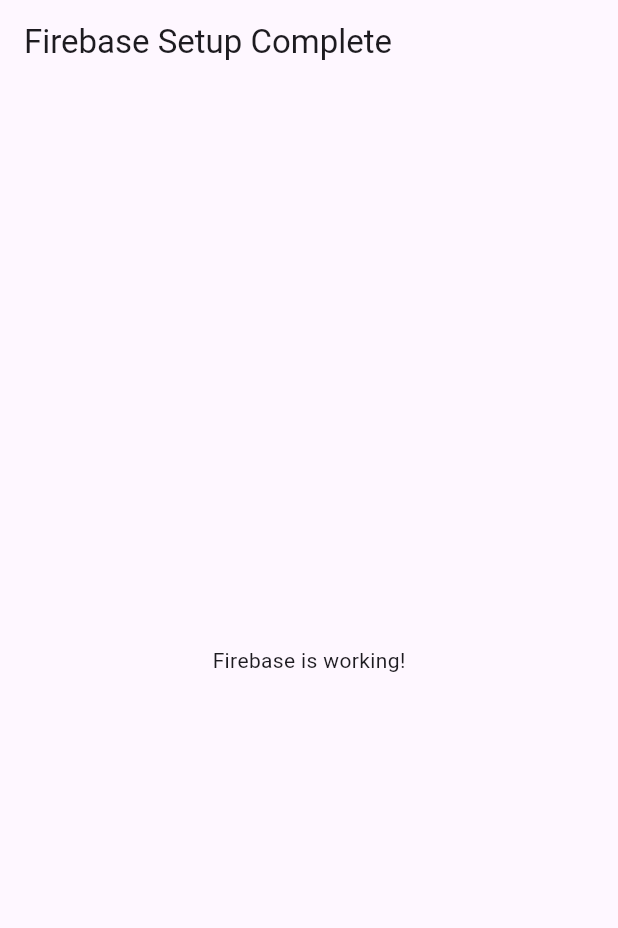
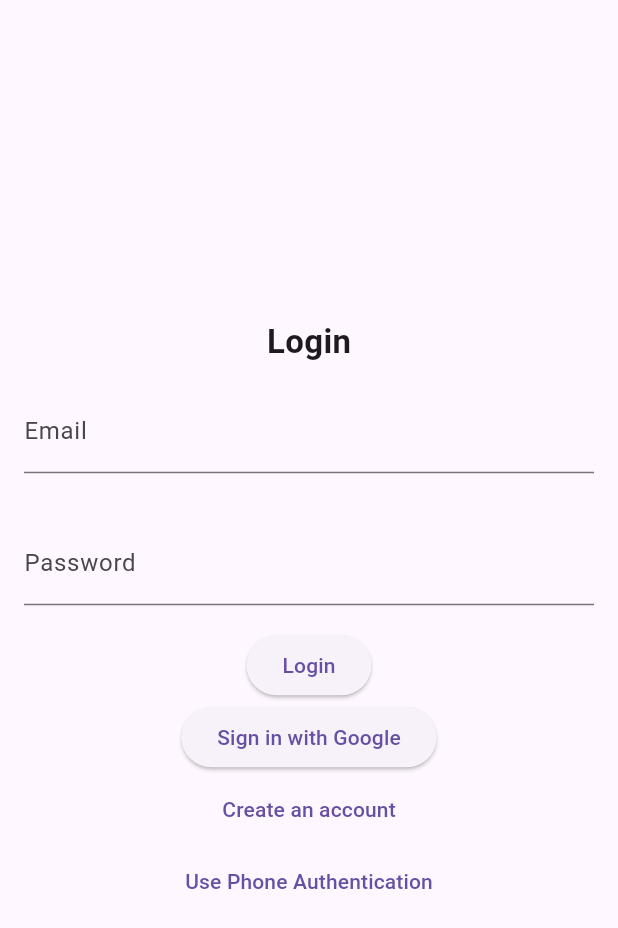
Before and after one commit to Ranitpal-003-07/ROOMLOO, a Flutter app: the screen it shows after launch, on a phone screen of 412 x 824 dp. Shown: the top 928 px of the screen. Run offline on Flutter 3.47's test engine with Material 3 defaults, Android fonts, the phone set to English and light mode, and no system bars; our stand-ins replace firebase_auth, firebase_core, google_sign_in; accounts and stored records are empty.

Commit message:
Updated Files

```diff
--- a/roomloo/lib/main.dart
+++ b/roomloo/lib/main.dart
@@ -1,9 +1,15 @@
+
+import 'package:flutter/material.dart';
 import 'package:firebase_core/firebase_core.dart';
-import 'package:flutter/material.dart';
+import 'package:provider/provider.dart';
+import 'providers/auth_provider.dart';
+import 'screens/auth_screen.dart';
+import 'screens/home_screen.dart';
 
 void main() async {
   WidgetsFlutterBinding.ensureInitialized();
-  await Firebase.initializeApp();
+  await Firebase.initializeApp(); // Ensure Firebase is initialized
+
   runApp(MyApp());
 }
 
@@ -12,10 +18,17 @@ class MyApp extends StatelessWidget {
 
   @override
   Widget build(BuildContext context) {
-    return MaterialApp(
-      home: Scaffold(
-        appBar: AppBar(title: Text("Firebase Setup Complete")),
-        body: Center(child: Text("Firebase is working!")),
+    return MultiProvider(
+      providers: [
+        ChangeNotifierProvider(create: (context) => AuthProvider()),
+      ],
+      child: Consumer<AuthProvider>(
+        builder: (context, authProvider, child) {
+          return MaterialApp(
+            debugShowCheckedModeBanner: false,
+            home: authProvider.user != null ? HomeScreen() : AuthScreen(),
+          );
+        },
       ),
     );
   }
--- /dev/null
+++ b/roomloo/lib/providers/auth_provider.dart
@@ -0,0 +1,85 @@
+// ignore_for_file: avoid_print
+
+import 'package:firebase_auth/firebase_auth.dart';
+import 'package:google_sign_in/google_sign_in.dart';
+import 'package:flutter/material.dart';
+
+class AuthProvider extends ChangeNotifier {
+  final FirebaseAuth _auth = FirebaseAuth.instance;
+  User? _user;
+
+  User? get user => _user;
+
+  AuthProvider() {
+    _auth.authStateChanges().listen((User? user) {
+      _user = user;
+      notifyListeners();
+    });
+  }
+
+  /// 🔑 Email & Password Signup
+  Future<void> signUpWithEmail(String email, String password) async {
+    try {
+      await _auth.createUserWithEmailAndPassword(email: email, password: password);
+    } catch (e) {
+      print("Signup Error: $e");
+    }
+  }
+
+  /// 🔑 Email & Password Login
+  Future<void> loginWithEmail(String email, String password) async {
+    try {
+      await _auth.signInWithEmailAndPassword(email: email, password: password);
+    } catch (e) {
+      print("Login Error: $e");
+    }
+  }
+
+  /// 🔑 Google Sign-In
+  Future<void> signInWithGoogle() async {
+    try {
+      final GoogleSignIn googleSignIn = GoogleSignIn();
+      final GoogleSignInAccount? googleUser = await googleSignIn.signIn();
+      if (googleUser == null) return;
+
+      final GoogleSignInAuthentication googleAuth = await googleUser.authentication;
+      final AuthCredential credential = GoogleAuthProvider.credential(
+        accessToken: googleAuth.accessToken,
+        idToken: googleAuth.idToken,
+      );
+
+      await _auth.signInWithCredential(credential);
+    } catch (e) {
+      print("Google Sign-In Error: $e");
+    }
+  }
+
+  Future<void> verifyPhoneNumber(
+      String phoneNumber, Function(String, int?) onCodeSent) async {
+    await _auth.verifyPhoneNumber(
+      phoneNumber: phoneNumber,
+      verificationCompleted: (PhoneAuthCredential credential) async {
+        await _auth.signInWithCredential(credential);
+      },
+      verificationFailed: (FirebaseAuthException e) {
+        print("Phone Verification Failed: $e");
+      },
+      codeSent: (String verificationId, int? resendToken) {
+        onCodeSent(verificationId, resendToken);
+      },
+      codeAutoRetrievalTimeout: (String verificationId) {},
+    );
+  }
+
+  Future<void> signInWithOTP(String verificationId, String smsCode) async {
+    final AuthCredential credential = PhoneAuthProvider.credential(
+      verificationId: verificationId,
+      smsCode: smsCode,
+    );
+    await _auth.signInWithCredential(credential);
+  }
+
+  Future<void> logout() async {
+    await _auth.signOut();
+  }
+}
--- /dev/null
+++ b/roomloo/lib/screens/auth_screen.dart
@@ -0,0 +1,119 @@
+// ignore_for_file: use_build_context_synchronously
+
+import 'package:flutter/material.dart';
+import 'package:provider/provider.dart';
+import '../providers/auth_provider.dart';
+import 'home_screen.dart';
+
+class AuthScreen extends StatefulWidget {
+  const AuthScreen({super.key});
+
+  @override
+  // ignore: library_private_types_in_public_api
+  _AuthScreenState createState() => _AuthScreenState();
+}
+
+class _AuthScreenState extends State<AuthScreen> {
+  final _emailController = TextEditingController();
+  final _passwordController = TextEditingController();
+  final _phoneController = TextEditingController();
+  final _otpController = TextEditingController();
+  bool isLogin = true;
+  bool isPhoneAuth = false;
+  String verificationId = '';
+
+  @override
+  Widget build(BuildContext context) {
+    final authProvider = Provider.of<AuthProvider>(context);
+
+    return Scaffold(
+      body: Center(
+        child: Column(
+          mainAxisAlignment: MainAxisAlignment.center,
+          children: [
+            if (!isPhoneAuth) ...[
+              Text(isLogin ? "Login" : "Sign Up", style: TextStyle(fontSize: 22, fontWeight: FontWeight.bold)),
+              Padding(
+                padding: EdgeInsets.all(16.0),
+                child: TextField(controller: _emailController, decoration: InputDecoration(labelText: "Email")),
+              ),
+              Padding(
+                padding: EdgeInsets.all(16.0),
+                child: TextField(controller: _passwordController, obscureText: true, decoration: InputDecoration(labelText: "Password")),
+              ),
+              ElevatedButton(
+                onPressed: () async {
+                  if (isLogin) {
+                    await authProvider.loginWithEmail(_emailController.text, _passwordController.text);
+                  } else {
+                    await authProvider.signUpWithEmail(_emailController.text, _passwordController.text);
+                  }
+                  if (authProvider.user != null) {
+                    Navigator.pushReplacement(context, MaterialPageRoute(builder: (_) => HomeScreen()));
+                  }
+                },
+                child: Text(isLogin ? "Login" : "Sign Up"),
+              ),
+              ElevatedButton(
+                onPressed: () async {
+                  await authProvider.signInWithGoogle();
+                  if (authProvider.user != null) {
+                    Navigator.pushReplacement(context, MaterialPageRoute(builder: (_) => HomeScreen()));
+                  }
+                },
+                child: Text("Sign in with Google"),
+              ),
+              TextButton(
+                onPressed: () {
+                  setState(() {
+                    isLogin = !isLogin;
+                  });
+                },
+                child: Text(isLogin ? "Create an account" : "Already have an account? Login"),
+              ),
+            ] else ...[
+              Text("Phone Authentication", style: TextStyle(fontSize: 22, fontWeight: FontWeight.bold)),
+              Padding(
+                padding: EdgeInsets.all(16.0),
+                child: TextField(controller: _phoneController, decoration: InputDecoration(labelText: "Phone Number")),
+              ),
+              ElevatedButton(
+                onPressed: () async {
+                  await authProvider.verifyPhoneNumber(_phoneController.text, (verId, token) {
+                    setState(() {
+                      verificationId = verId;
+                    });
+                  });
+                },
+                child: Text("Send OTP"),
+              ),
+              if (verificationId.isNotEmpty) ...[
+                Padding(
+                  padding: EdgeInsets.all(16.0),
+                  child: TextField(controller: _otpController, decoration: InputDecoration(labelText: "OTP")),
+                ),
+                ElevatedButton(
+                  onPressed: () async {
+                    await authProvider.signInWithOTP(verificationId, _otpController.text);
+                    if (authProvider.user != null) {
+                      Navigator.pushReplacement(context, MaterialPageRoute(builder: (_) => HomeScreen()));
+                    }
+                  },
+                  child: Text("Verify OTP"),
+                ),
+              ],
+            ],
+            TextButton(
+              onPressed: () {
+                setState(() {
+                  isPhoneAuth = !isPhoneAuth;
+                });
+              },
+              child: Text(isPhoneAuth ? "Use Email/Password" : "Use Phone Authentication"),
+            ),
+          ],
+        ),
+      ),
+    );
+  }
+}
--- a/roomloo/pubspec.yaml
+++ b/roomloo/pubspec.yaml
@@ -21,6 +21,7 @@ dependencies:
   firebase_core: ^3.12.1
   firebase_auth: ^5.5.1
   cloud_firestore: ^5.6.5
+  google_sign_in: ^6.2.2
 
   # UI & Styling
   google_fonts: ^6.1.0
```
Also changed, not shown: roomloo/lib/providers/theme_provider.dart (added, +10 -0 lines), roomloo/lib/screens/chat_screen.dart (added, +13 -0 lines), roomloo/lib/screens/home_screen.dart (added, +13 -0 lines), roomloo/lib/screens/profile_screen.dart (added, +13 -0 lines), roomloo/lib/screens/roommate_finder_screen.dart (added, +13 -0 lines), roomloo/lib/firebase_options.dart, roomloo/lib/models/property_model.dart (added), roomloo/lib/models/user_model.dart (added), roomloo/lib/services/firebase_services.dart (added), roomloo/lib/widgets/chat_bubble.dart (added), roomloo/lib/widgets/property_card.dart (added), roomloo/pubspec.lock, 5 other files.
